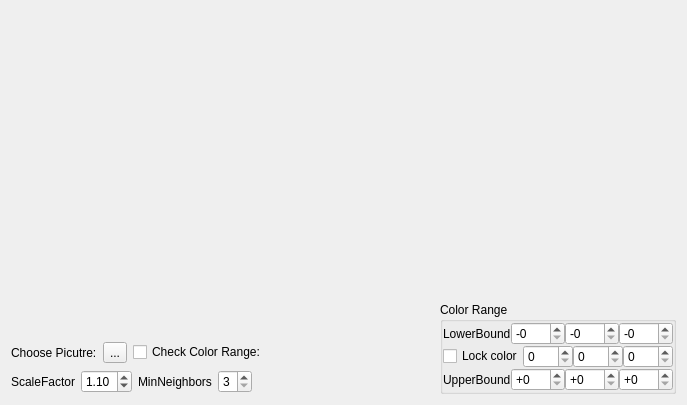
The window that stillobject.ui (windsice/Facial-Recognition) describes before a commit, drawn with Qt 5.
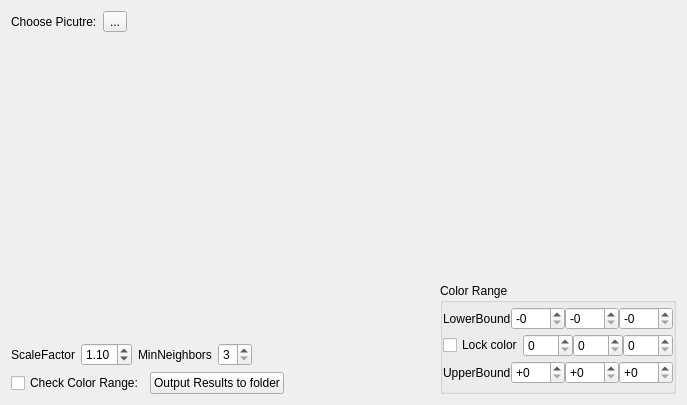
The same window after the commit.

Diff of the .ui file:
```diff
--- a/stillobject.ui
+++ b/stillobject.ui
@@ -16,7 +16,35 @@
   <property name="statusTip">
    <string/>
   </property>
-  <layout class="QVBoxLayout" name="verticalLayout_3" stretch="1,0">
+  <layout class="QVBoxLayout" name="verticalLayout_3" stretch="0,1,0">
+   <item>
+    <layout class="QHBoxLayout" name="horizontalLayout_7" stretch="0,0,1">
+     <item>
+      <widget class="QLabel" name="label_2">
+       <property name="text">
+        <string>Choose Picutre:</string>
+       </property>
+       <property name="alignment">
+        <set>Qt::AlignLeading|Qt::AlignLeft|Qt::AlignVCenter</set>
+       </property>
+      </widget>
+     </item>
+     <item>
+      <widget class="QToolButton" name="toolButton_PictureSelection">
+       <property name="text">
+        <string>...</string>
+       </property>
+      </widget>
+     </item>
+     <item>
+      <widget class="QLabel" name="label_FilePath">
+       <property name="text">
+        <string/>
+       </property>
+      </widget>
+     </item>
+    </layout>
+   </item>
    <item>
     <layout class="QHBoxLayout" name="horizontalLayout_pictures">
      <item>
@@ -65,9 +93,6 @@
          <property name="orientation">
           <enum>Qt::Vertical</enum>
          </property>
-         <property name="sizeType">
-          <enum>QSizePolicy::Ignored</enum>
-         </property>
          <property name="sizeHint" stdset="0">
           <size>
            <width>20</width>
@@ -77,45 +102,11 @@
         </spacer>
        </item>
        <item>
-        <layout class="QHBoxLayout" name="horizontalLayout_3">
-         <item>
-          <widget class="QLabel" name="label_2">
-           <property name="text">
-            <string>Choose Picutre:</string>
-           </property>
-           <property name="alignment">
-            <set>Qt::AlignLeading|Qt::AlignLeft|Qt::AlignVCenter</set>
-           </property>
-          </widget>
-         </item>
-         <item>
-          <widget class="QToolButton" name="toolButton_PictureSelection">
-           <property name="text">
-            <string>...</string>
-           </property>
-          </widget>
-         </item>
-         <item>
-          <widget class="QCheckBox" name="checkBox_ColorCheck">
-           <property name="text">
-            <string>Check Color Range:</string>
-           </property>
-          </widget>
-         </item>
-         <item>
-          <spacer name="horizontalSpacer_3">
-           <property name="orientation">
-            <enum>Qt::Horizontal</enum>
-           </property>
-           <property name="sizeHint" stdset="0">
-            <size>
-             <width>40</width>
-             <height>20</height>
-            </size>
-           </property>
-          </spacer>
-         </item>
-        </layout>
+        <widget class="QLabel" name="label_ObjectCount">
+         <property name="text">
+          <string/>
+         </property>
+        </widget>
        </item>
        <item>
         <layout class="QHBoxLayout" name="horizontalLayout_2">
@@ -181,10 +172,24 @@
            </property>
           </spacer>
          </item>
+        </layout>
+       </item>
+       <item>
+        <layout class="QHBoxLayout" name="horizontalLayout_3">
          <item>
-          <widget class="QLabel" name="label_ObjectCount">
+          <widget class="QCheckBox" name="checkBox_ColorCheck">
            <property name="text">
-            <string/>
+            <string>Check Color Range:</string>
+           </property>
+          </widget>
+         </item>
+         <item>
+          <widget class="QPushButton" name="pushButton_outputResults">
+           <property name="statusTip">
+            <string>Apply current settings to all pictures under current colder and output results into selecting folder</string>
+           </property>
+           <property name="text">
+            <string>Output Results to folder</string>
            </property>
           </widget>
          </item>
```
